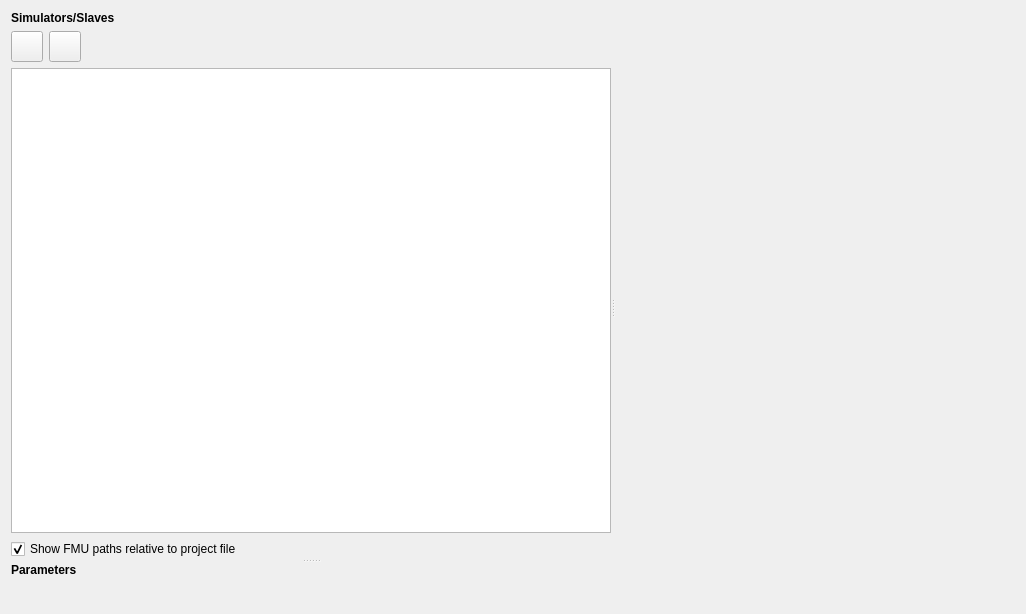
Qt form MasterSimulatorUI/src/MSIMViewSlaves.ui (ghorwin/MasterSim) before a commit.
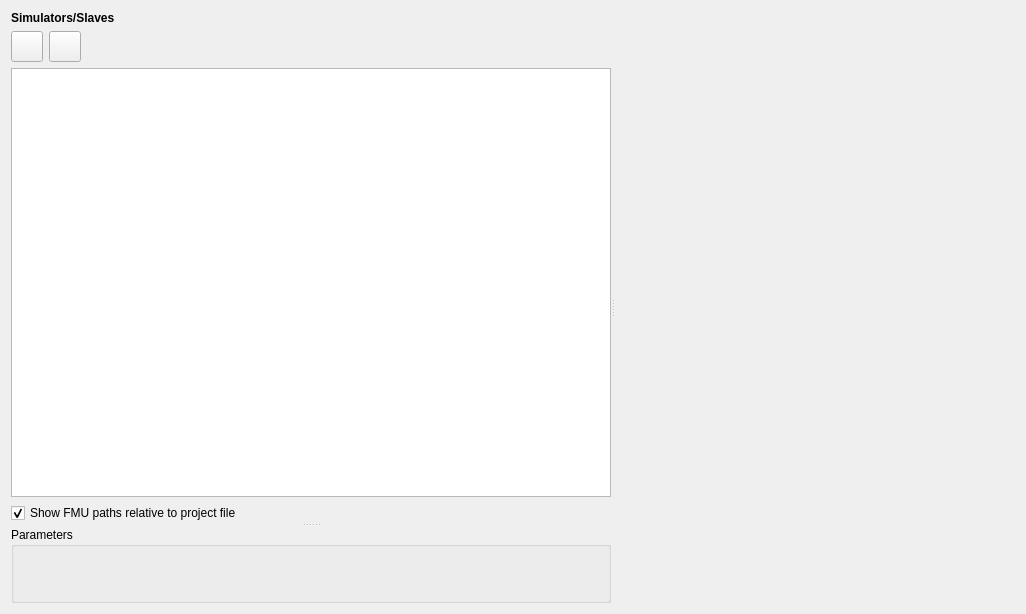
The same form after that commit. Icons and pictures are not drawn. Custom widgets are drawn as their Qt base class.

```diff
--- a/MasterSimulatorUI/src/MSIMViewSlaves.ui
+++ b/MasterSimulatorUI/src/MSIMViewSlaves.ui
@@ -117,22 +117,15 @@
        </layout>
       </widget>
       <widget class="QWidget" name="layoutWidget2">
-       <layout class="QVBoxLayout" name="verticalLayout" stretch="0,1">
+       <layout class="QVBoxLayout" name="verticalLayout" stretch="0">
         <item>
-         <widget class="QLabel" name="label">
-          <property name="font">
-           <font>
-            <weight>75</weight>
-            <bold>true</bold>
-           </font>
-          </property>
-          <property name="text">
+         <widget class="QGroupBox" name="groupBox">
+          <property name="title">
            <string>Parameters</string>
           </property>
-         </widget>
-        </item>
+          <layout class="QVBoxLayout" name="verticalLayout_3">
         <item>
-         <widget class="QtTreePropertyBrowser" name="widgetProperties" native="true">
+            <widget class="MSIMSlavePropertyWidget" name="widgetProperties" native="true">
           <property name="sizePolicy">
            <sizepolicy hsizetype="Preferred" vsizetype="Expanding">
             <horstretch>0</horstretch>
@@ -143,6 +136,9 @@
         </item>
        </layout>
       </widget>
+        </item>
+       </layout>
+      </widget>
      </widget>
      <widget class="BLOCKMOD::ZoomMeshGraphicsView" name="blockModWidget" native="true">
       <property name="sizePolicy">
@@ -170,9 +166,9 @@
    <container>1</container>
   </customwidget>
   <customwidget>
-   <class>QtTreePropertyBrowser</class>
+   <class>MSIMSlavePropertyWidget</class>
    <extends>QWidget</extends>
-   <header location="global">qttreepropertybrowser.h</header>
+   <header>MSIMSlavePropertyWidget.h</header>
    <container>1</container>
   </customwidget>
  </customwidgets>
```
Lines whose indentation alone changed are shown as unchanged.
